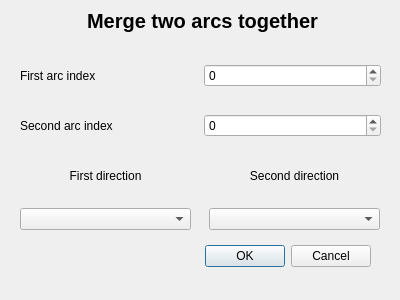
Qt form Labor/GUI/ArcMergeWindow.ui (Moenish/II_II-CAGD) before a commit.
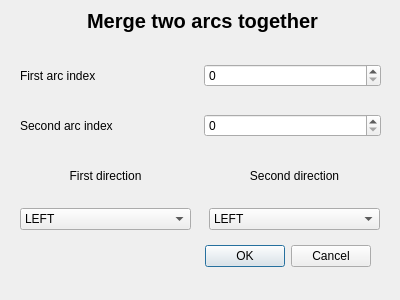
The same form after that commit.

The edit to the form file:
```diff
--- a/Labor/GUI/ArcMergeWindow.ui
+++ b/Labor/GUI/ArcMergeWindow.ui
@@ -52,8 +52,18 @@
     <item>
      <widget class="QComboBox" name="arcMergeFirstDirectionComboBox">
       <property name="currentText">
-       <string/>
+       <string>LEFT</string>
       </property>
+      <item>
+       <property name="text">
+        <string>LEFT</string>
+       </property>
+      </item>
+      <item>
+       <property name="text">
+        <string>RIGHT</string>
+       </property>
+      </item>
      </widget>
     </item>
    </layout>
@@ -81,8 +91,18 @@
     <item>
      <widget class="QComboBox" name="arcMergeSecondDirectionComboBox">
       <property name="currentText">
-       <string/>
+       <string>LEFT</string>
       </property>
+      <item>
+       <property name="text">
+        <string>LEFT</string>
+       </property>
+      </item>
+      <item>
+       <property name="text">
+        <string>RIGHT</string>
+       </property>
+      </item>
      </widget>
     </item>
    </layout>
```
